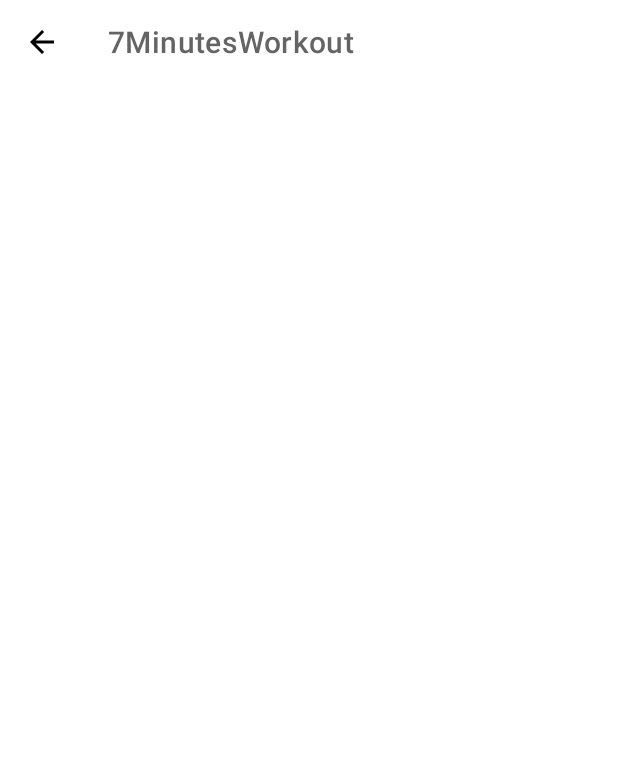
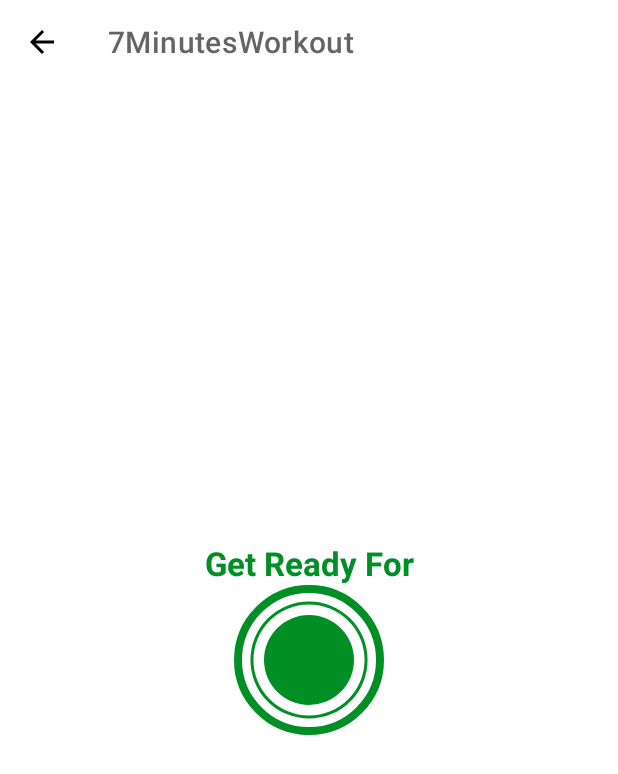
Before and after one commit to fabiobends/android-7-minutes-workout, an Android app: the ExerciseActivity screen opened directly, with no data from a screen before it, on a phone screen of 412 x 824 dp. Shown: the top 774 px of the screen. Run offline under Robolectric (Android 15) with nearby library versions, the phone set to English and light mode, and no system bars.

Commit message:
feat: add custom progress bar
Add custom progress bar that will be used for a timer later on.

```diff
--- /dev/null
+++ b/app/src/main/res/drawable/circular_progress_bar.xml
@@ -0,0 +1,12 @@
+<?xml version="1.0" encoding="utf-8"?>
+<layer-list xmlns:android="http://schemas.android.com/apk/res/android">
+    <item>
+        <shape
+            android:innerRadiusRatio="2.7"
+            android:shape="ring"
+            android:thicknessRatio="50.0"
+            android:useLevel="true">
+            <solid android:color="@color/accent" />
+        </shape>
+    </item>
+</layer-list>
--- /dev/null
+++ b/app/src/main/res/drawable/circular_progress_bar_gray.xml
@@ -0,0 +1,12 @@
+<?xml version="1.0" encoding="utf-8"?>
+<layer-list xmlns:android="http://schemas.android.com/apk/res/android">
+    <item>
+        <shape
+            android:innerRadiusRatio="2.7"
+            android:shape="ring"
+            android:thicknessRatio="50.0"
+            android:useLevel="true">
+            <solid android:color="@color/primary" />
+        </shape>
+    </item>
+</layer-list>
--- /dev/null
+++ b/app/src/main/res/drawable/item_circular_full.xml
@@ -0,0 +1,5 @@
+<?xml version="1.0" encoding="utf-8"?>
+<shape xmlns:android="http://schemas.android.com/apk/res/android"
+    android:shape="oval">
+    <solid android:color="@color/accent" />
+</shape>
--- a/app/src/main/res/layout/activity_exercise.xml
+++ b/app/src/main/res/layout/activity_exercise.xml
@@ -1,15 +1,68 @@
 <?xml version="1.0" encoding="utf-8"?>
-<RelativeLayout xmlns:android="http://schemas.android.com/apk/res/android"
+<androidx.constraintlayout.widget.ConstraintLayout xmlns:android="http://schemas.android.com/apk/res/android"
+    xmlns:app="http://schemas.android.com/apk/res-auto"
     xmlns:tools="http://schemas.android.com/tools"
     android:layout_width="match_parent"
     android:layout_height="match_parent"
-    xmlns:app="http://schemas.android.com/apk/res-auto"
     tools:context=".ExerciseActivity">
-<androidx.appcompat.widget.Toolbar
-    android:id="@+id/toolbar_exercise"
-    android:layout_width="match_parent"
-    android:theme="@style/ToolbarTheme"
-    android:layout_height="?android:attr/actionBarSize"
-    android:background="@color/white"
-    app:titleTextColor="@color/primary"/>
-</RelativeLayout>
+
+    <androidx.appcompat.widget.Toolbar
+        android:id="@+id/toolbar_exercise"
+        android:layout_width="match_parent"
+        android:layout_height="?android:attr/actionBarSize"
+        android:background="@color/white"
+        android:theme="@style/ToolbarTheme"
+        app:layout_constraintTop_toTopOf="parent"
+        app:titleTextColor="@color/primary" />
+
+    <TextView
+        android:id="@+id/title"
+        android:layout_width="wrap_content"
+        android:layout_height="wrap_content"
+        android:text="@string/get_ready_for"
+        android:textColor="@color/accent"
+        android:textSize="@dimen/button_text"
+        android:textStyle="bold"
+        app:layout_constraintEnd_toEndOf="parent"
+        app:layout_constraintStart_toStartOf="parent"
+        app:layout_constraintBottom_toTopOf="@id/progress_bar_layout" />
+
+    <FrameLayout
+        android:id="@+id/progress_bar_layout"
+        android:layout_width="100dp"
+        android:layout_height="100dp"
+        android:layout_margin="10dp"
+        android:background="@drawable/item_circular_border"
+        app:layout_constraintBottom_toBottomOf="parent"
+        app:layout_constraintEnd_toEndOf="parent"
+        app:layout_constraintStart_toStartOf="parent"
+        app:layout_constraintTop_toBottomOf="@id/toolbar_exercise">
+        <ProgressBar
+            style="@style/Widget.AppCompat.ProgressBar.Horizontal"
+            android:layout_width="match_parent"
+            android:layout_height="match_parent"
+            android:id="@+id/progress_bar"
+            android:max="10"
+            android:background="@drawable/circular_progress_bar_gray"
+            android:progressDrawable="@drawable/circular_progress_bar"
+            android:indeterminate="false"
+            android:progress="100"
+            android:rotation="-90"
+            />
+        <LinearLayout
+            android:layout_width="60dp"
+            android:layout_height="60dp"
+            android:layout_gravity="center"
+            android:gravity="center"
+            android:background="@drawable/item_circular_full">
+            <TextView
+                android:id="@+id/timer"
+                android:layout_width="wrap_content"
+                android:layout_height="wrap_content"
+                android:textColor="@color/white"
+                android:textSize="@dimen/button_text"
+                android:textStyle="bold"
+                tools:text="10"/>
+        </LinearLayout>
+    </FrameLayout>
+</androidx.constraintlayout.widget.ConstraintLayout>
--- a/app/src/main/res/values/strings.xml
+++ b/app/src/main/res/values/strings.xml
@@ -2,4 +2,5 @@
     <string name="app_name">7MinutesWorkout</string>
     <string name="image_logo">image logo</string>
     <string name="start">START</string>
+    <string name="get_ready_for">Get Ready For</string>
 </resources>
```
